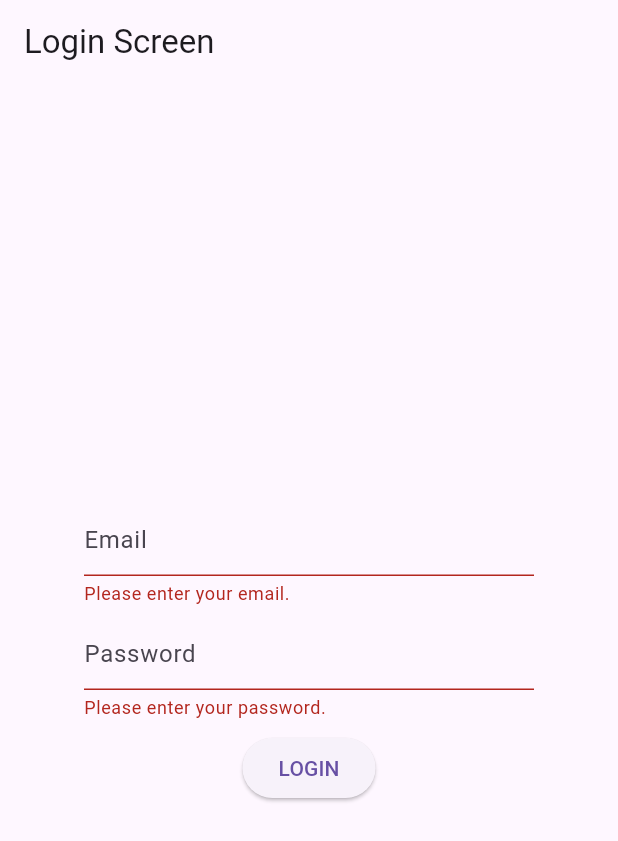
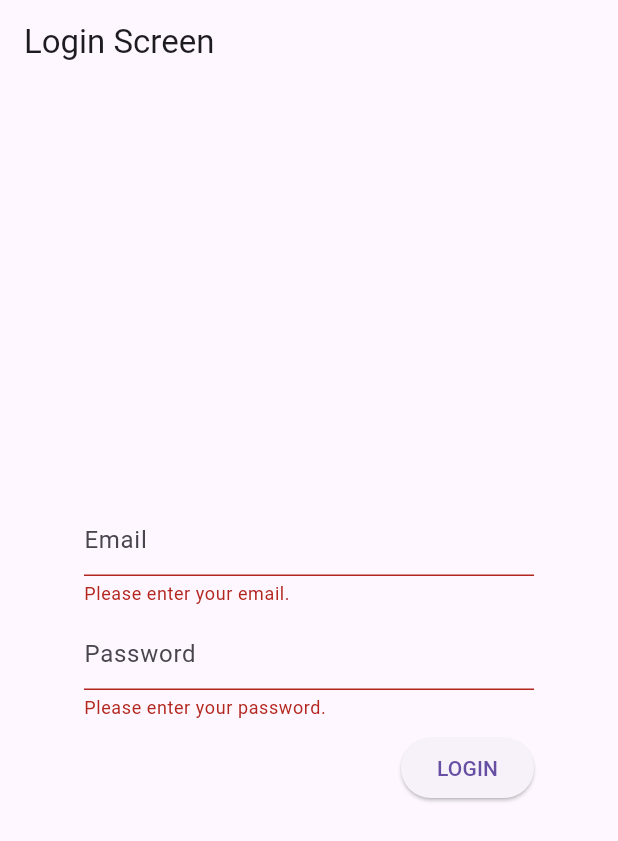
Before and after one commit to irfanzidniofficial/dicoding_flutter_intermediate, a Flutter app: the screen it shows after launch, after a tap on "LOGIN", on a phone screen of 412 x 824 dp. Shown: the top 841 px of the screen. Run offline on Flutter 3.47's test engine with Material 3 defaults, Android fonts, the phone set to English and light mode, and no system bars; our stand-ins replace audioplayers, cached_network_image, camera, flutter_cache_manager, image_picker, shared_preferences and 1 more; missing offline and left inert: app_settings; generated files the repository leaves out were written again; project files that could hold a hidden picture were left out.

Commit message:
learn explicit animation

```diff
--- a/advanced_widget_explicit_animation_final/lib/login_screen.dart
+++ b/advanced_widget_explicit_animation_final/lib/login_screen.dart
@@ -7,18 +7,52 @@ class LoginScreen extends StatefulWidget {
   State<LoginScreen> createState() => _LoginScreenState();
 }
 
-class _LoginScreenState extends State<LoginScreen> {
+class _LoginScreenState extends State<LoginScreen>
+    with SingleTickerProviderStateMixin {
   final emailController = TextEditingController();
 
   final passwordController = TextEditingController();
 
   final formKey = GlobalKey<FormState>();
 
+  late final AnimationController controller;
+  late final Animation<AlignmentGeometry> animation;
+
+  @override
+  void initState() {
+    super.initState();
+
+    controller = AnimationController(
+      vsync: this,
+      duration: const Duration(milliseconds: 300),
+    );
+
+    animation = AlignmentTween(
+      begin: Alignment.centerLeft,
+      end: Alignment.centerRight,
+    ).animate(
+      CurvedAnimation(
+        parent: controller,
+        curve: Curves.easeInOutCubic,
+      ),
+    );
+  }
+
   @override
   void dispose() {
+    controller.dispose();
     emailController.dispose();
     passwordController.dispose();
     super.dispose();
+  }
+
+  bool get _isValid => formKey.currentState!.validate();
+
+  void _onHover(bool value) {
+    if (controller.isAnimating) return;
+    if (!_isValid) {
+      controller.isCompleted ? controller.reverse() : controller.forward();
+    }
   }
 
   @override
@@ -64,18 +98,24 @@ class _LoginScreenState extends State<LoginScreen> {
                   },
                 ),
                 const SizedBox(height: 8),
-                ElevatedButton(
+                AlignTransition(
+                  alignment: animation,
+                  child: ElevatedButton(
+                    onHover: _onHover,
                     onPressed: () async {
-                    if (formKey.currentState!.validate()) {
+                      if (_isValid) {
                         final email = emailController.text;
                         final password = passwordController.text;
                         final text = "Email: $email \nPassword: $password";
                         ScaffoldMessenger.of(context).showSnackBar(
                           SnackBar(content: Text(text)),
                         );
+                      } else {
+                        _onHover(true);
                       }
                     },
                     child: const Text("LOGIN"),
+                  ),
                 ),
                 const SizedBox(height: 8),
               ],
```
Lines whose indentation alone changed are shown as unchanged.
